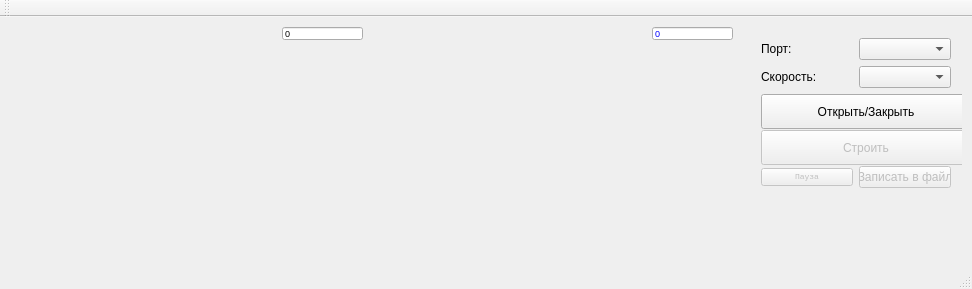
Old version of the form mainwindow.ui in the repository MaximBel/UniversityAlainProj.
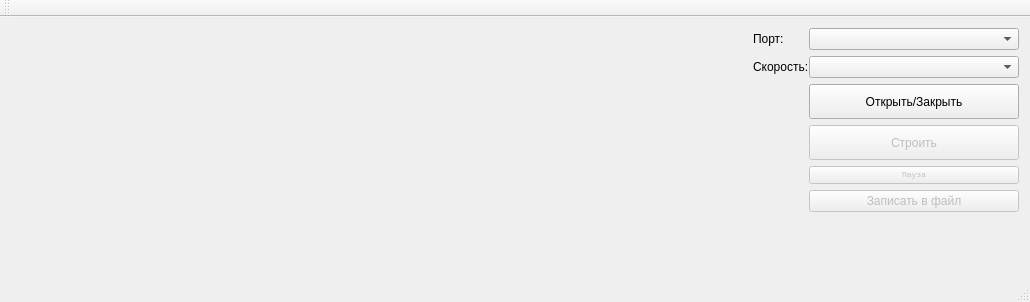
New version of the form. Custom widgets are drawn as their Qt base class.

Commit message: Checked. All works fine, should work fine.

The edit to the form file:
```diff
--- a/mainwindow.ui
+++ b/mainwindow.ui
@@ -9,257 +9,99 @@
    <rect>
     <x>0</x>
     <y>0</y>
-    <width>972</width>
-    <height>289</height>
+    <width>1030</width>
+    <height>302</height>
    </rect>
   </property>
+  <property name="minimumSize">
+   <size>
+    <width>1030</width>
+    <height>300</height>
+   </size>
+  </property>
   <property name="maximumSize">
    <size>
-    <width>972</width>
-    <height>289</height>
+    <width>1920</width>
+    <height>1080</height>
    </size>
   </property>
   <property name="windowTitle">
    <string>MainWindow</string>
   </property>
   <widget class="QWidget" name="centralWidget">
+   <layout class="QGridLayout" name="gridLayout_2">
+    <item row="0" column="0">
+     <layout class="QHBoxLayout" name="horizontalLayout" stretch="1,1,0">
+      <property name="sizeConstraint">
+       <enum>QLayout::SetMaximumSize</enum>
+      </property>
+      <property name="bottomMargin">
+       <number>0</number>
+      </property>
+      <item>
    <widget class="QCustomPlot" name="Plot_DataIn" native="true">
-    <property name="geometry">
-     <rect>
-      <x>10</x>
-      <y>10</y>
-      <width>361</width>
-      <height>201</height>
-     </rect>
-    </property>
     <property name="sizePolicy">
-     <sizepolicy hsizetype="Preferred" vsizetype="Preferred">
+         <sizepolicy hsizetype="Preferred" vsizetype="Expanding">
       <horstretch>0</horstretch>
-      <verstretch>0</verstretch>
-     </sizepolicy>
-    </property>
-    <widget class="QLineEdit" name="input_line">
-     <property name="geometry">
-      <rect>
-       <x>272</x>
-       <y>0</y>
-       <width>81</width>
-       <height>13</height>
-      </rect>
-     </property>
-     <property name="palette">
-      <palette>
-       <active>
-        <colorrole role="Text">
-         <brush brushstyle="SolidPattern">
-          <color alpha="255">
-           <red>0</red>
-           <green>0</green>
-           <blue>0</blue>
-          </color>
-         </brush>
-        </colorrole>
-        <colorrole role="PlaceholderText">
-         <brush brushstyle="NoBrush">
-          <color alpha="128">
-           <red>0</red>
-           <green>0</green>
-           <blue>0</blue>
-          </color>
-         </brush>
-        </colorrole>
-       </active>
-       <inactive>
-        <colorrole role="Text">
-         <brush brushstyle="SolidPattern">
-          <color alpha="255">
-           <red>0</red>
-           <green>0</green>
-           <blue>0</blue>
-          </color>
-         </brush>
-        </colorrole>
-        <colorrole role="PlaceholderText">
-         <brush brushstyle="NoBrush">
-          <color alpha="128">
-           <red>0</red>
-           <green>0</green>
-           <blue>0</blue>
-          </color>
-         </brush>
-        </colorrole>
-       </inactive>
-       <disabled>
-        <colorrole role="Text">
-         <brush brushstyle="SolidPattern">
-          <color alpha="255">
-           <red>120</red>
-           <green>120</green>
-           <blue>120</blue>
-          </color>
-         </brush>
-        </colorrole>
-        <colorrole role="PlaceholderText">
-         <brush brushstyle="NoBrush">
-          <color alpha="128">
-           <red>0</red>
-           <green>0</green>
-           <blue>0</blue>
-          </color>
-         </brush>
-        </colorrole>
-       </disabled>
-      </palette>
-     </property>
-     <property name="font">
-      <font>
-       <pointsize>7</pointsize>
-      </font>
-     </property>
-     <property name="text">
-      <string>0</string>
-     </property>
-    </widget>
-   </widget>
-   <widget class="QCustomPlot" name="Plot_DataOut" native="true">
-    <property name="geometry">
-     <rect>
-      <x>380</x>
-      <y>10</y>
-      <width>361</width>
-      <height>201</height>
-     </rect>
-    </property>
-    <widget class="QLineEdit" name="output_line">
-     <property name="geometry">
-      <rect>
-       <x>272</x>
-       <y>0</y>
-       <width>81</width>
-       <height>13</height>
-      </rect>
-     </property>
-     <property name="palette">
-      <palette>
-       <active>
-        <colorrole role="Text">
-         <brush brushstyle="SolidPattern">
-          <color alpha="255">
-           <red>0</red>
-           <green>0</green>
-           <blue>255</blue>
-          </color>
-         </brush>
-        </colorrole>
-        <colorrole role="PlaceholderText">
-         <brush brushstyle="NoBrush">
-          <color alpha="128">
-           <red>0</red>
-           <green>0</green>
-           <blue>255</blue>
-          </color>
-         </brush>
-        </colorrole>
-       </active>
-       <inactive>
-        <colorrole role="Text">
-         <brush brushstyle="SolidPattern">
-          <color alpha="255">
-           <red>0</red>
-           <green>0</green>
-           <blue>255</blue>
-          </color>
-         </brush>
-        </colorrole>
-        <colorrole role="PlaceholderText">
-         <brush brushstyle="NoBrush">
-          <color alpha="128">
-           <red>0</red>
-           <green>0</green>
-           <blue>255</blue>
-          </color>
-         </brush>
-        </colorrole>
-       </inactive>
-       <disabled>
-        <colorrole role="Text">
-         <brush brushstyle="SolidPattern">
-          <color alpha="255">
-           <red>120</red>
-           <green>120</green>
-           <blue>120</blue>
-          </color>
-         </brush>
-        </colorrole>
-        <colorrole role="PlaceholderText">
-         <brush brushstyle="NoBrush">
-          <color alpha="128">
-           <red>0</red>
-           <green>0</green>
-           <blue>255</blue>
-          </color>
-         </brush>
-        </colorrole>
-       </disabled>
-      </palette>
-     </property>
-     <property name="font">
-      <font>
-       <pointsize>7</pointsize>
-      </font>
-     </property>
-     <property name="text">
-      <string>0</string>
-     </property>
-    </widget>
-   </widget>
-   <widget class="QWidget" name="gridLayoutWidget_5">
-    <property name="geometry">
-     <rect>
-      <x>750</x>
-      <y>10</y>
-      <width>212</width>
-      <height>172</height>
-     </rect>
-    </property>
+          <verstretch>158</verstretch>
+         </sizepolicy>
+        </property>
+       </widget>
+      </item>
+      <item>
+       <widget class="QCustomPlot" name="Plot_DataOut" native="true"/>
+      </item>
+      <item>
     <layout class="QGridLayout" name="gridLayout_5">
-     <item row="2" column="0">
+        <property name="sizeConstraint">
+         <enum>QLayout::SetDefaultConstraint</enum>
+        </property>
+        <property name="horizontalSpacing">
+         <number>0</number>
+        </property>
+        <item row="11" column="0">
+         <spacer name="verticalSpacer">
+          <property name="orientation">
+           <enum>Qt::Vertical</enum>
+          </property>
+          <property name="sizeHint" stdset="0">
+           <size>
+            <width>20</width>
+            <height>3000</height>
+           </size>
+          </property>
+         </spacer>
+        </item>
+        <item row="1" column="1">
+         <widget class="QComboBox" name="portComboBox"/>
+        </item>
+        <item row="10" column="1">
+         <widget class="QPushButton" name="pbSaveData">
+          <property name="enabled">
+           <bool>false</bool>
+          </property>
+          <property name="text">
+           <string>Записать в файл</string>
+          </property>
+         </widget>
+        </item>
+        <item row="3" column="0">
       <widget class="QLabel" name="label_18">
+          <property name="maximumSize">
+           <size>
+            <width>174</width>
+            <height>16777215</height>
+           </size>
+          </property>
        <property name="text">
         <string>Скорость:</string>
        </property>
       </widget>
      </item>
-     <item row="3" column="0" colspan="2">
-      <widget class="QToolButton" name="tbAccessToPort">
-       <property name="enabled">
-        <bool>true</bool>
-       </property>
-       <property name="minimumSize">
-        <size>
-         <width>210</width>
-         <height>35</height>
-        </size>
-       </property>
-       <property name="text">
-        <string>Открыть/Закрыть</string>
-       </property>
-       <property name="checkable">
-        <bool>true</bool>
-       </property>
-       <property name="checked">
-        <bool>false</bool>
-       </property>
-      </widget>
-     </item>
-     <item row="0" column="0">
-      <widget class="QLabel" name="label_17">
-       <property name="text">
-        <string>Порт:</string>
-       </property>
-      </widget>
-     </item>
-     <item row="4" column="0" colspan="2">
+        <item row="3" column="1">
+         <widget class="QComboBox" name="baudComboBox"/>
+        </item>
+        <item row="7" column="1">
       <widget class="QToolButton" name="tbPlot">
        <property name="enabled">
         <bool>false</bool>
@@ -278,7 +120,7 @@
        </property>
       </widget>
      </item>
-     <item row="5" column="0">
+        <item row="8" column="1">
       <widget class="QPushButton" name="pbPause">
        <property name="enabled">
         <bool>false</bool>
@@ -297,24 +139,46 @@
        </property>
       </widget>
      </item>
-     <item row="5" column="1">
-      <widget class="QPushButton" name="pbSaveData">
+        <item row="6" column="1">
+         <widget class="QToolButton" name="tbAccessToPort">
        <property name="enabled">
+           <bool>true</bool>
+          </property>
+          <property name="minimumSize">
+           <size>
+            <width>210</width>
+            <height>35</height>
+           </size>
+          </property>
+          <property name="text">
+           <string>Открыть/Закрыть</string>
+          </property>
+          <property name="checkable">
+           <bool>true</bool>
+          </property>
+          <property name="checked">
         <bool>false</bool>
        </property>
+         </widget>
+        </item>
+        <item row="1" column="0">
+         <widget class="QLabel" name="label_17">
+          <property name="maximumSize">
+           <size>
+            <width>50</width>
+            <height>16777215</height>
+           </size>
+          </property>
        <property name="text">
-        <string>Записать в файл</string>
+           <string>Порт:</string>
        </property>
       </widget>
      </item>
-     <item row="0" column="1">
-      <widget class="QComboBox" name="portComboBox"/>
-     </item>
-     <item row="2" column="1">
-      <widget class="QComboBox" name="baudComboBox"/>
-     </item>
-    </layout>
-   </widget>
+       </layout>
+      </item>
+     </layout>
+    </item>
+   </layout>
   </widget>
   <widget class="QMenuBar" name="menuBar">
    <property name="geometry">
```
Left out of the diff: 2 changed lines with no effect on the pictures. Lines whose indentation alone changed are shown as unchanged. The commit also changes 6 other files.
